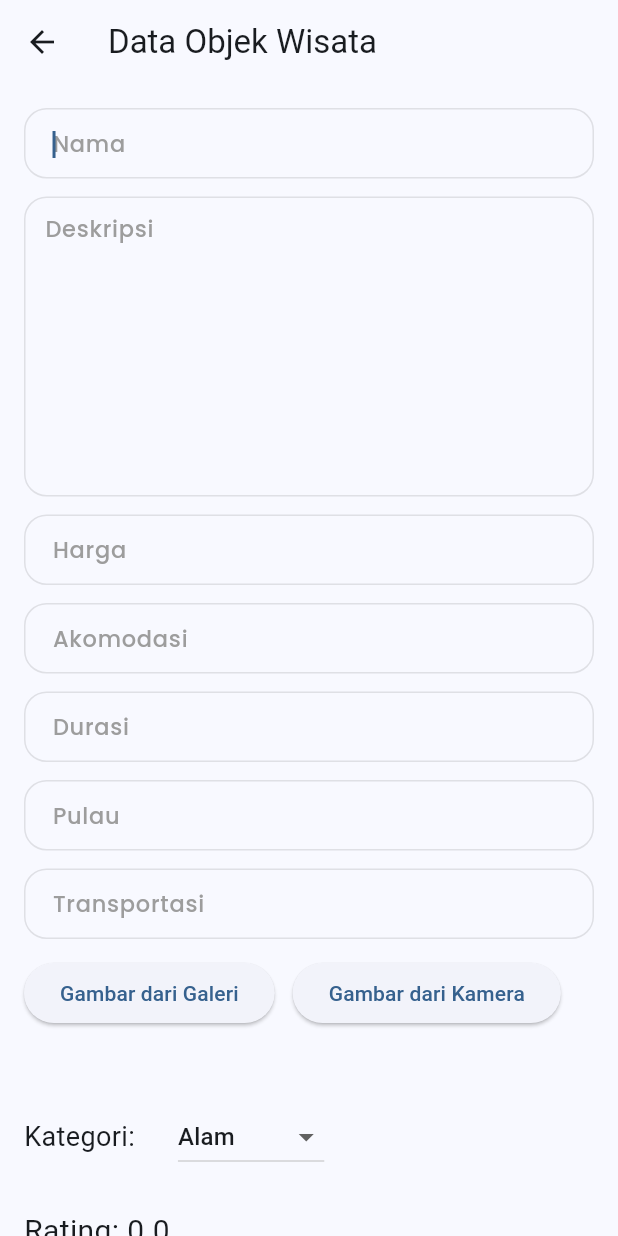
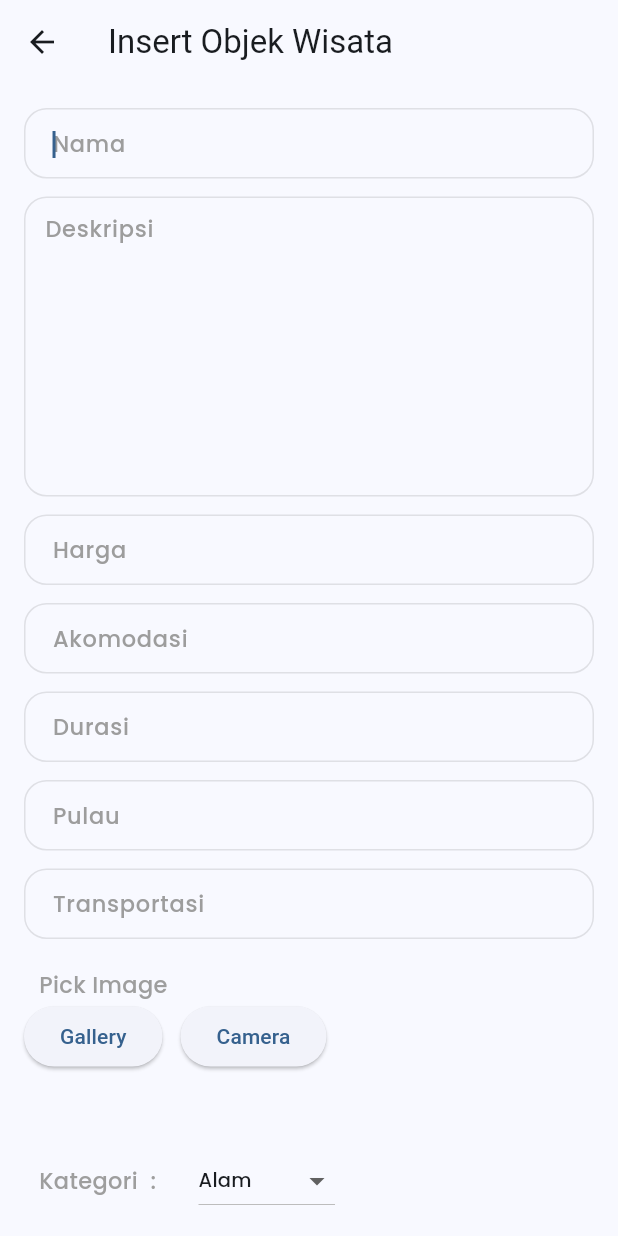
Before and after one commit to WoodPecker21/PBP_Pariwisata, a Flutter app: the HomeView screen opened by its route, after a tap on the "add" icon, on a phone screen of 412 x 824 dp. Run offline on Flutter 3.47's test engine with Material 2 defaults, Android fonts, the light colour scheme and no system bars; our stand-ins replace barcode_widget, cached_network_image, flutter_bloc, flutter_rating_bar, flutter_riverpod, flutter_slidable and 9 more; missing offline and left inert: country_pickers, mobile_scanner, shake; accounts and stored records are empty; network calls fail.

Commit message:
fix bottom navbar, fix update input

```diff
--- a/lib/View/booking1.dart
+++ b/lib/View/booking1.dart
@@ -7,8 +7,6 @@ import 'package:ugd1/widgets/app_bar/custom_app_bar.dart';
 import 'package:ugd1/widgets/app_bar/appbar_image.dart';
 import 'package:ugd1/widgets/app_bar/appbar_subtitle.dart';
 import 'package:shared_preferences/shared_preferences.dart';
-import 'package:ugd1/model/objekWisata.dart';
-import 'package:ugd1/client/ObjekWisataClient.dart';
 
 class Booking1Page extends StatefulWidget {
   const Booking1Page({Key? key}) : super(key: key);
@@ -235,7 +233,7 @@ class _Booking1PageState extends State<Booking1Page> {
       setState(() {
         tglstartController.text = tanggal;
         DateTime startDate = DateTime.parse(tanggal);
-        DateTime endDate = startDate.add(Duration(days: durasi ?? 3));
+        DateTime endDate = startDate.add(Duration(days: durasi));
         tglendController.text = endDate.toString().substring(0, 10);
       });
     }
--- a/lib/View/home.dart
+++ b/lib/View/home.dart
@@ -5,15 +5,33 @@ import 'package:ugd1/View/UGDView.dart';
 import 'package:ugd1/config/theme.dart';
 import 'package:ugd1/core/app_export.dart';
 import 'package:flutter_slidable/flutter_slidable.dart';
-import 'package:ugd1/View/paymentPage.dart'; // Import PaymentPage
 import 'package:shared_preferences/shared_preferences.dart';
 import 'package:ugd1/client/ObjekWisataClient.dart';
 import 'package:ugd1/model/objekWisata.dart';
 import 'package:flutter_riverpod/flutter_riverpod.dart';
 
+// void main() {
+//   runApp(const MyApp());
+// }
+
+// class MyApp extends StatelessWidget {
+//   const MyApp({Key? key}) : super(key: key);
+
+//   @override
+//   Widget build(BuildContext context) {
+//     return MaterialApp(
+//       theme: isDarkMode ? ThemeData.dark() : ThemeData.light(),
+//       home: HomeView(),
+//     );
+//   }
+// }
+
 class HomeView extends ConsumerWidget {
-  int _selectedIndex = 0;
+  final selectedIndexProvider = StateProvider<int>((ref) => 0);
+  int _selectedIndexState = 0;
+  HomeView({super.key});
 
+  //provider utk ambil list objek wisata dari API
   final listProvider = FutureProvider<List<ObjekWisata>>((ref) async {
     try {
       print('retrieve data');
@@ -23,31 +41,19 @@ class HomeView extends ConsumerWidget {
     }
   });
 
-  void onItemTapped(int index, WidgetRef ref, BuildContext context) {
-    if (index == 3) {
-      Navigator.pushNamed(context, AppRoutes.paymentPage);
-    } else if (index == 1) {
-      Navigator.push(
-        context,
-        MaterialPageRoute(
-          builder: (context) => Profile(), // Navigate to the Profile page
-        ),
-      );
-    } else {
-      _selectedIndex = index;
+  //aksi saat tombol del ditekan
+  void onDelete(id, context, ref) async {
+    try {
+      await ObjekWisataClient.destroy(id); //hapus barang berdasar id
+      ref.refresh(listProvider); //refresh list data barang
+      showSnackBar(
+          context, "Delete Success", Colors.green); //tampilkan snackbar
+    } catch (e) {
+      showSnackBar(context, e.toString(), Colors.red); //tampilkan snackbar
     }
   }
 
-  void onDelete(id, context, ref) async {
-    try {
-      await ObjekWisataClient.destroy(id);
-      ref.refresh(listProvider);
-      showSnackBar(context, "Delete Success", Colors.green);
-    } catch (e) {
-      showSnackBar(context, e.toString(), Colors.red);
-    }
-  }
-
+  //menampilkan snackbar
   void showSnackBar(BuildContext context, String msg, Color bg) {
     final scaffold = ScaffoldMessenger.of(context);
     scaffold.showSnackBar(
@@ -57,8 +63,7 @@ class HomeView extends ConsumerWidget {
           action: SnackBarAction(
             label: 'hide',
             onPressed: scaffold.hideCurrentSnackBar,
-        ),
-      ),
+          )),
     );
   }
 
@@ -68,6 +73,7 @@ class HomeView extends ConsumerWidget {
 
   @override
   Widget build(BuildContext context, WidgetRef ref) {
+    final selectedIndexState = ref.watch(selectedIndexProvider.notifier);
     var listener = ref.watch(listProvider);
 
     return Scaffold(
@@ -96,8 +102,10 @@ class HomeView extends ConsumerWidget {
           ),
         ],
       ),
-      body: _selectedIndex == 0
-          ? listener.when(
+      body: IndexedStack(
+        index: ref.watch(selectedIndexProvider),
+        children: [
+          listener.when(
             data: (objekwisatas) => ListView.builder(
               itemCount: objekwisatas.length,
               itemBuilder: (context, index) {
@@ -106,10 +114,11 @@ class HomeView extends ConsumerWidget {
             ),
             error: (err, s) => Center(child: Text(err.toString())),
             loading: () => const Center(child: CircularProgressIndicator()),
-            )
-          : _selectedIndex == 1
-              ? Profile()
-              : _buildUGDContent(),
+          ),
+          Profile(),
+          UGD(),
+        ],
+      ),
       bottomNavigationBar: BottomNavigationBar(
         items: const [
           BottomNavigationBarItem(
@@ -134,8 +143,11 @@ class HomeView extends ConsumerWidget {
             label: 'UGD',
           ),
         ],
-        currentIndex: _selectedIndex,
-        onTap: (index) => onItemTapped(index, ref, context),
+        currentIndex:
+            ref.watch(selectedIndexProvider), // Retrieve the state value
+        onTap: (index) {
+          selectedIndexState.state = index;
+        },
         selectedItemColor: Colors.blue,
       ),
     );
@@ -144,6 +156,7 @@ class HomeView extends ConsumerWidget {
   Widget buildKonten(ObjekWisata o, context, ref) {
     return GestureDetector(
       onTap: () async {
+        print('masuk build konten');
         final prefs = await SharedPreferences.getInstance();
         await prefs.setInt('idObjek', o.id!);
         await prefs.setString('namaObjek', o.nama!);
@@ -167,7 +180,7 @@ class HomeView extends ConsumerWidget {
                   child: Container(
                     margin: EdgeInsets.only(bottom: 10),
                     child: Text(
-                      o.nama!,
+                      o.nama!, //nama objek wisata
                       style: TextStyle(
                         fontWeight: FontWeight.bold,
                         fontSize: 18,
@@ -175,14 +188,28 @@ class HomeView extends ConsumerWidget {
                     ),
                   ),
                 ),
+                // Center(
+                //   child: Container(
+                //     width: MediaQuery.of(context).size.width * 0.8,
+                //     height: 150,
+                //     child: Center(
+                //       child: Image(
+                //         image: AssetImage(
+                //           setImage(o
+                //               .gambar), //IMAGE AMBIL DARI LARAVEL SERVER nanti
+                //         ),
+                //         fit: BoxFit.cover,
+                //       ),
+                //     ),
+                //   ),
+                // ),
                 const Center(
                     child: Divider(
                   color: Colors.grey,
                   height: 20,
                   indent: 10,
                   endIndent: 10,
-                  ),
-                ),
+                )),
                 Padding(
                   padding: const EdgeInsets.only(
                     bottom: 10,
@@ -193,7 +220,7 @@ class HomeView extends ConsumerWidget {
                     crossAxisAlignment: CrossAxisAlignment.start,
                     children: [
                       Text(
-                        "ID   :   ${o.id}    Kategori  : ${o.kategori}",
+                        "ID   :   ${o.id}      Kategori  : ${o.kategori}",
                         style: TextStyle(fontSize: 16),
                       ),
                       Text(
--- a/lib/View/inputPage.dart
+++ b/lib/View/inputPage.dart
@@ -1,15 +1,12 @@
-import 'dart:convert';
 import 'dart:io';
 import 'package:flutter/material.dart';
 import 'package:flutter_rating_bar/flutter_rating_bar.dart';
 import 'package:image_picker/image_picker.dart';
 import 'package:ugd1/client/objekWisataClient.dart';
-import 'package:ugd1/database/sql_helper_objek.dart';
 import 'package:ugd1/model/objekWisata.dart';
 import 'package:ugd1/widgets/custom_text_form_field.dart';
 import 'package:uuid/uuid.dart';
 import 'package:shared_preferences/shared_preferences.dart';
-import 'package:http/http.dart' as http;
 import 'package:ugd1/View/pdf_view.dart';
 
 class InputPage extends StatefulWidget {
@@ -87,11 +84,6 @@ class _InputPageState extends State<InputPage> {
         gambar: null,
       );
 
-      if (_imageFile != null) {
-        List<int> imageBytes = await _imageFile!.readAsBytes();
-        await sendImageToServer(imageBytes);
-      }
-
       await ObjekWisataClient.create(objek);
       print('Data berhasil disimpan');
     } catch (e) {
@@ -99,25 +91,9 @@ class _InputPageState extends State<InputPage> {
     }
   }
 
-  Future<void> sendImageToServer(List<int> imageBytes) async {
-    try {
-      final response = await http.post(
-        Uri.parse('http://10.0.2.2:8000/save-image'),
-        body: {'image': base64Encode(imageBytes)},
-      );
-
-      if (response.statusCode == 200) {
-        print('Image sent successfully');
-      } else {
-        print('Failed to send image. Status code: ${response.statusCode}');
-      }
-    } catch (e) {
-      print('Error sending image: $e');
-    }
-  }
-
   Future<void> updateData() async {
     try {
+      final prefs = await SharedPreferences.getInstance();
       ObjekWisata objek = ObjekWisata(
         id: updatedId,
         nama: controllerNama.text,
@@ -133,25 +109,11 @@ class _InputPageState extends State<InputPage> {
       );
 
       await ObjekWisataClient.update(objek);
+      prefs.remove('idUpdate');
       print('Data berhasil diupdate');
     } catch (e) {
       print('Error: $e');
     }
-  }
-
-  void _clearForm() {
-    setState(() {
-      _selectedValue = 'Alam';
-      _rating = 0.0;
-      controllerNama.clear();
-      controllerDeskripsi.clear();
-      controllerHarga.clear();
-      controllerAkomodasi.clear();
-      controllerDurasi.clear();
-      controllerPulau.clear();
-      controllerTransportasi.clear();
-      _imageFile = null;
-    });
   }
 
   Future<void> _pickImageFromGallery() async {
@@ -182,7 +144,7 @@ class _InputPageState extends State<InputPage> {
   Widget build(BuildContext context) {
     return Scaffold(
       appBar: AppBar(
-        title: Text("Data Objek Wisata"),
+        title: Text(isUpdate ? "Update Objek Wisata" : "Insert Objek Wisata"),
       ),
       body: ListView(
         padding: EdgeInsets.all(16),
@@ -241,17 +203,27 @@ class _InputPageState extends State<InputPage> {
             validator: (value) =>
                 value == '' ? 'Transportasi tidak boleh kosong' : null,
           ),
-          SizedBox(height: 12),
+          SizedBox(height: 20),
+          Padding(
+              padding: EdgeInsets.only(left: 10),
+              child: Text(
+                'Pick Image',
+                style: TextStyle(
+                    fontSize: 15,
+                    fontWeight: FontWeight.w500,
+                    color: Colors.grey,
+                    fontFamily: 'Poppins'),
+              )),
           Row(
             children: <Widget>[
               ElevatedButton(
                 onPressed: _pickImageFromGallery,
-                child: Text("Gambar dari Galeri"),
+                child: Text("Gallery"),
               ),
               SizedBox(width: 12),
               ElevatedButton(
                 onPressed: _pickImageFromCamera,
-                child: Text("Gambar dari Kamera"),
+                child: Text("Camera"),
               ),
             ],
           ),
@@ -272,10 +244,16 @@ class _InputPageState extends State<InputPage> {
           Row(
             mainAxisAlignment: MainAxisAlignment.start,
             children: <Widget>[
-              Text(
-                'Kategori: ',
-                style: TextStyle(fontSize: 18),
-              ),
+              Padding(
+                  padding: EdgeInsets.only(left: 10),
+                  child: Text(
+                    'Kategori  : ',
+                    style: TextStyle(
+                        fontSize: 15,
+                        fontWeight: FontWeight.w500,
+                        color: Colors.grey,
+                        fontFamily: 'Poppins'),
+                  )),
               SizedBox(width: 24),
               DropdownButton<String>(
                 value: _selectedValue,
@@ -296,17 +274,24 @@ class _InputPageState extends State<InputPage> {
                 ].map<DropdownMenuItem<String>>((String value) {
                   return DropdownMenuItem<String>(
                     value: value,
-                    child: Text(value),
+                    child: Text(value,
+                        style: TextStyle(fontFamily: 'Poppins', fontSize: 13)),
                   );
                 }).toList(),
               ),
             ],
           ),
           SizedBox(height: 24),
-          Text(
-            'Rating: $_rating',
-            style: TextStyle(fontSize: 20),
-          ),
+          Padding(
+              padding: EdgeInsets.only(left: 10),
+              child: Text(
+                'Rating   : $_rating',
+                style: TextStyle(
+                    fontSize: 15,
+                    fontWeight: FontWeight.w500,
+                    color: Colors.grey,
+                    fontFamily: 'Poppins'),
+              )),
           RatingBar.builder(
             initialRating: _rating,
             direction: Axis.horizontal,
--- a/lib/client/ObjekWisataClient.dart
+++ b/lib/client/ObjekWisataClient.dart
@@ -6,7 +6,7 @@ import 'package:ugd1/client/UrlClient.dart';
 class ObjekWisataClient {
   //untuk device hp
   static final String url = UrlClient.baseurl;
-  static final String endpoint = '/api/objekwisata';
+  static final String endpoint = UrlClient.endpoint + UrlClient.objekwisata;
   //ambil semua data barang dari api
   static Future<List<ObjekWisata>> fetchAll() async {
     try {
@@ -14,18 +14,12 @@ class ObjekWisataClient {
           Uri.http(url, endpoint)); // request ke api dan menyimpan responsenya
 
       if (response.statusCode != 200) throw Exception(response.reasonPhrase);
-      print('List : ${response.body}');
+
       //ambil data dari response body
       Iterable list = json.decode(response.body)['data'];
-      print('gak sampe sini yaa');
-      print('List Data : ${list}');
-      print('dahh sampe yaa');
+
       //list map utk membuat list obejk user berdasar tiap elemen dari list
-      final candra = list.map((e) => ObjekWisata.fromJson(e)).toList();
-      print('List of ObjekWisata: $candra');
-      print('dahh sampe yaa');
-
-      return candra;
+      return list.map((e) => ObjekWisata.fromJson(e)).toList();
     } catch (e) {
       return Future.error(e.toString());
     }
@@ -66,8 +60,6 @@ class ObjekWisataClient {
           body: objek.toRawJson());
 
       if (response.statusCode != 200) throw Exception(response.reasonPhrase);
-      print('data ${response}');
-      print('data updated ${objek}');
       return response;
     } catch (e) {
       return Future.error(e.toString());
@@ -75,19 +67,14 @@ class ObjekWisataClient {
   }
 
   //menghapus data sesuai id
-  static Future<Response> destroy(int id) async {
+  static Future<Response> destroy(id) async {
     try {
       var response = await delete(Uri.http(url, '$endpoint/$id'));
 
-      if (response.statusCode == 200) {
-        return response;
-      } else {
-        throw Exception(response.reasonPhrase);
-      }
+      if (response.statusCode != 200) throw Exception(response.reasonPhrase);
+      return response;
     } catch (e) {
       return Future.error(e.toString());
     }
   }
-
-
 }
--- a/lib/client/PembayaranClient.dart
+++ b/lib/client/PembayaranClient.dart
@@ -5,7 +5,7 @@ import 'package:ugd1/client/UrlClient.dart';
 
 class PembayaranClient {
   static final String url = UrlClient.baseurl;
-  static final String endpoint = UrlClient.endpoint + UrlClient.objekwisata;
+  static final String endpoint = UrlClient.endpoint + UrlClient.pembayaran;
   //ambil semua data barang dari api
   static Future<List<Pembayaran>> fetchAll() async {
     try {
@@ -58,6 +58,9 @@ class PembayaranClient {
       var response = await post(Uri.http(url, endpoint),
           headers: {'Content-Type': 'application/json'},
           body: objek.toRawJson());
+
+      print('Response Status Code: ${response.statusCode}');
+      print('Response Body: ${response.body}');
       if (response.statusCode != 200) throw Exception(response.reasonPhrase);
       return json.decode(response.body)['data']['id'];
     } catch (e) {
--- a/lib/client/TransaksiClient.dart
+++ b/lib/client/TransaksiClient.dart
@@ -5,7 +5,7 @@ import 'package:ugd1/client/UrlClient.dart';
 
 class TransaksiClient {
   static final String url = UrlClient.baseurl;
-  static final String endpoint = UrlClient.endpoint + UrlClient.objekwisata;
+  static final String endpoint = UrlClient.endpoint + UrlClient.transaksi;
   //ambil semua data barang dari api
   static Future<List<Transaksi>> fetchAll() async {
     try {
--- a/lib/client/UrlClient.dart
+++ b/lib/client/UrlClient.dart
@@ -1,7 +1,12 @@
 class UrlClient {
-  static const String baseurl = '10.0.2.2:8000';
-  static const String endpoint = "/api";
+  static const String baseurl = '192.168.100.63';
+  //jika hp
+  static const String endpoint = "/LaravelAPI_Pariwisata/public/api";
+  //jika emulator
+  //static const String endpoint = "/api";
   static const String user = "/user";
   static const String objekwisata = "/objekwisata";
+  static const String transaksi = "/transaksi";
+  static const String pembayaran = "/pembayaran";
   static const String updatePassword = "/updatePassword";
 }
--- a/lib/client/UserClient.dart
+++ b/lib/client/UserClient.dart
@@ -5,7 +5,7 @@ import 'package:ugd1/client/UrlClient.dart';
 
 class UserClient {
   //untuk device hp
-  static final String url = '10.0.2.2:8000';
+  static final String url = UrlClient.baseurl;
   static final String endpoint = UrlClient.endpoint + UrlClient.user;
 
   //ambil semua data barang dari api
--- a/lib/model/objekWisata.dart
+++ b/lib/model/objekWisata.dart
@@ -4,11 +4,7 @@ class ObjekWisata {
   final int? id;
   String? nama, deskripsi, kategori, gambar, pulau;
   double? rating, harga;
-<<<<<<< HEAD
   String? akomodasi, transportasi;
-=======
-  String? akomodasi, fasilitas;
->>>>>>> 38a11da08c2f9e388c23b0b653b37e2cf2a8c65b
   int? durasi;
 
   ObjekWisata(
@@ -37,11 +33,7 @@ class ObjekWisata {
       rating: json["rating"].toDouble(), // Cast to double
       harga: json["harga"].toDouble(), // Cast to double
       akomodasi: json["akomodasi"],
-<<<<<<< HEAD
       transportasi: json["transportasi"],
-=======
-      fasilitas: json["fasilitas"],
->>>>>>> 38a11da08c2f9e388c23b0b653b37e2cf2a8c65b
       durasi: json["durasi"]);
 
   //untuk buat json dari objek barang yg akan dikirim ke API
@@ -56,11 +48,7 @@ class ObjekWisata {
         "rating": rating,
         "harga": harga,
         "akomodasi": akomodasi,
-<<<<<<< HEAD
         "transportasi": transportasi,
-=======
-        "fasilitas": fasilitas,
->>>>>>> 38a11da08c2f9e388c23b0b653b37e2cf2a8c65b
         "durasi": durasi,
       };
 }
```
Also changed, not shown: 1 other file. Lines whose indentation alone changed are shown as unchanged.
